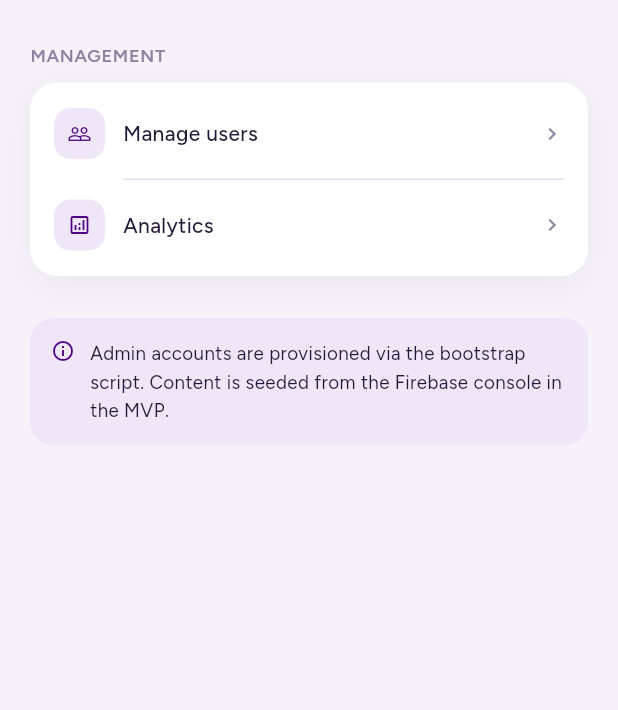
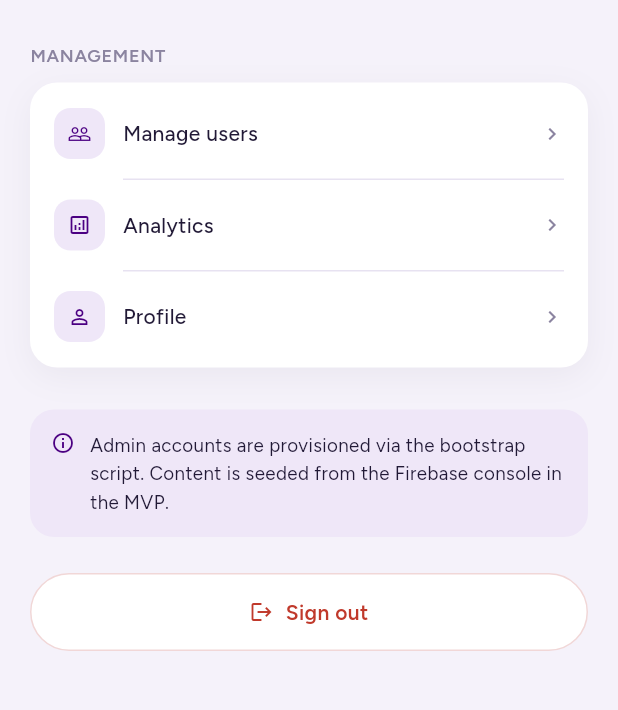
Before and after one commit to Sttardust/fema, a Flutter app: the AdminHomeScreen screen opened by its route, on a phone screen of 412 x 824 dp, the part 99-809 px from its top. Run offline on Flutter 3.47's test engine with Material 3 defaults, Android fonts, the phone set to English and light mode, and no system bars; our stand-ins replace chewie, cloud_firestore, firebase_auth, firebase_core, flutter_riverpod, go_router and 3 more; missing offline and left inert: firebase_app_check; accounts and stored records are empty.

Commit message:
fix(admin): profile entry and sign-out on admin console
Co-Authored-By: Claude Sonnet 4.6 <noreply@anthropic.com>

```diff
--- a/lib/features/home/presentation/admin_home_screen.dart
+++ b/lib/features/home/presentation/admin_home_screen.dart
@@ -4,10 +4,17 @@ import 'package:go_router/go_router.dart';
 import 'package:google_fonts/google_fonts.dart';
 import '../../../core/theme/app_colors.dart';
 import '../../../core/widgets/soft_card.dart';
+import '../../auth/domain/auth_repository.dart';
 import '../../library/domain/library_provider.dart';
 
 class AdminHomeScreen extends ConsumerWidget {
   const AdminHomeScreen({super.key});
+
+  Future<void> _signOut(BuildContext context, WidgetRef ref) async {
+    await ref.read(authRepositoryProvider).signOut();
+    if (!context.mounted) return;
+    context.go('/');
+  }
 
   @override
   Widget build(BuildContext context, WidgetRef ref) {
@@ -127,6 +134,12 @@ class AdminHomeScreen extends ConsumerWidget {
                       label: 'Analytics',
                       onTap: () => context.push('/admin/analytics'),
                     ),
+                    const _RowDivider(),
+                    _NavRow(
+                      icon: Icons.person_outline,
+                      label: 'Profile',
+                      onTap: () => context.push('/profile'),
+                    ),
                   ],
                 ),
               ),
@@ -160,6 +173,35 @@ class AdminHomeScreen extends ConsumerWidget {
                       ),
                     ),
                   ],
+                ),
+              ),
+              const SizedBox(height: 24),
+
+              // ── Sign out ──
+              GestureDetector(
+                onTap: () => _signOut(context, ref),
+                child: Container(
+                  height: 52,
+                  decoration: BoxDecoration(
+                    color: AppColors.surface,
+                    borderRadius: BorderRadius.circular(26),
+                    border: Border.all(color: const Color(0xFFF1D7D7)),
+                  ),
+                  child: Row(
+                    mainAxisAlignment: MainAxisAlignment.center,
+                    children: [
+                      const Icon(Icons.logout, size: 16, color: AppColors.error),
+                      const SizedBox(width: 8),
+                      Text(
+                        'Sign out',
+                        style: GoogleFonts.figtree(
+                          fontSize: 14,
+                          fontWeight: FontWeight.w600,
+                          color: AppColors.error,
+                        ),
+                      ),
+                    ],
+                  ),
                 ),
               ),
             ],
```
